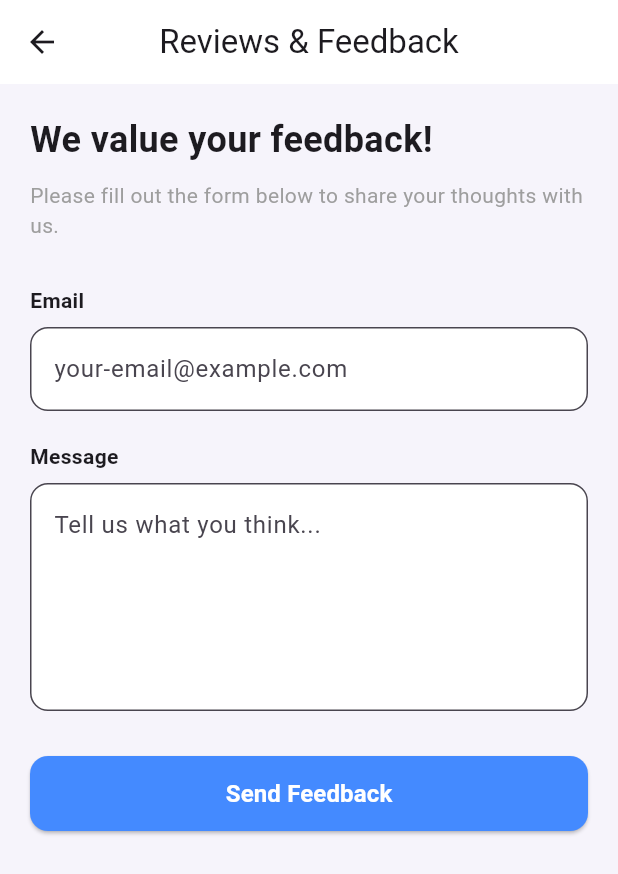
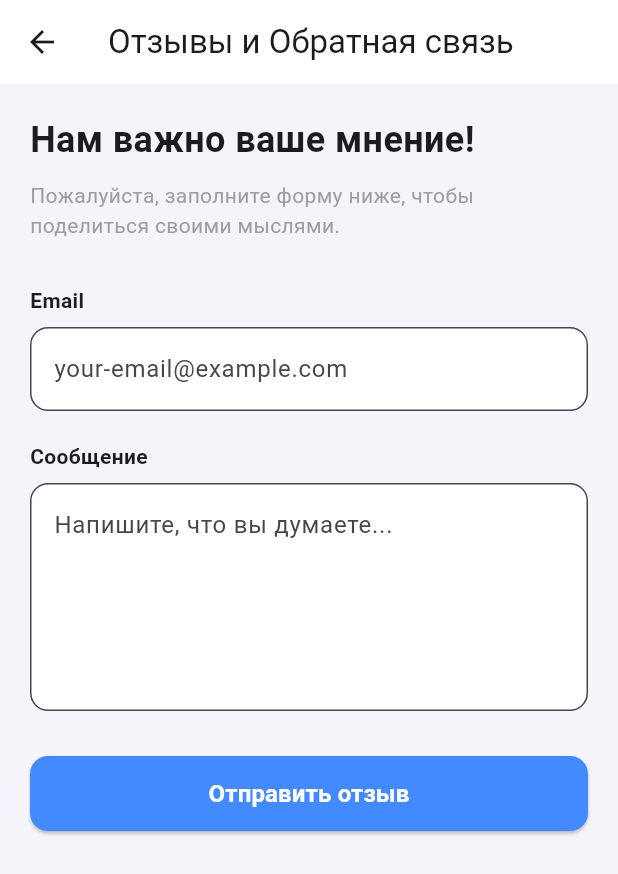
Before and after one commit to dkim50620-maker/kalendari, a Flutter app: the ReviewsScreen screen opened directly, on a phone screen of 412 x 824 dp. Shown: the top 874 px of the screen. Run offline on Flutter 3.47's test engine with Material 3 defaults, Android fonts, the phone set to English and light mode, and no system bars.

Commit message:
Initial Flutter project

```diff
--- a/lib/screens/reviews_screen.dart
+++ b/lib/screens/reviews_screen.dart
@@ -24,7 +24,7 @@ class _ReviewsScreenState extends State<ReviewsScreen> {
 
     try {
       final response = await http.post(
-        Uri.parse('https://formspree.io/f/xnjvvpjz'),
+        Uri.parse('https://formspree.io/f/maqjdnap'),
         headers: {
           'Content-Type': 'application/json',
           'Accept': 'application/json',
@@ -36,22 +36,26 @@ class _ReviewsScreenState extends State<ReviewsScreen> {
       );
 
       if (response.statusCode == 200) {
+        if (!mounted) return;
         ScaffoldMessenger.of(context).showSnackBar(
-          const SnackBar(content: Text('Feedback sent successfully!'), backgroundColor: Colors.green),
+          const SnackBar(content: Text('Отзыв успешно отправлен!'), backgroundColor: Colors.green),
         );
         _emailController.clear();
         _messageController.clear();
       } else {
-        throw Exception('Failed to send feedback');
+        throw Exception('Ошибка при отправке');
       }
     } catch (e) {
+      if (!mounted) return;
       ScaffoldMessenger.of(context).showSnackBar(
-        const SnackBar(content: Text('Error sending feedback. Please try again.'), backgroundColor: Colors.red),
+        const SnackBar(content: Text('Ошибка отправки. Попробуйте еще раз.'), backgroundColor: Colors.red),
       );
     } finally {
-      setState(() {
-        _isLoading = false;
-      });
+      if (mounted) {
+        setState(() {
+          _isLoading = false;
+        });
+      }
     }
   }
 
@@ -60,7 +64,7 @@ class _ReviewsScreenState extends State<ReviewsScreen> {
     return Scaffold(
       backgroundColor: const Color(0xFFF6F4FB),
       appBar: AppBar(
-        title: const Text('Reviews & Feedback'),
+        title: const Text('Отзывы и Обратная связь'),
         centerTitle: true,
         backgroundColor: Colors.white,
         elevation: 0,
@@ -73,12 +77,12 @@ class _ReviewsScreenState extends State<ReviewsScreen> {
             crossAxisAlignment: CrossAxisAlignment.start,
             children: [
               const Text(
-                'We value your feedback!',
+                'Нам важно ваше мнение!',
                 style: TextStyle(fontSize: 24, fontWeight: FontWeight.bold),
               ),
               const SizedBox(height: 10),
               const Text(
-                'Please fill out the form below to share your thoughts with us.',
+                'Пожалуйста, заполните форму ниже, чтобы поделиться своими мыслями.',
                 style: TextStyle(fontSize: 14, color: Colors.grey),
               ),
               const SizedBox(height: 30),
@@ -98,19 +102,19 @@ class _ReviewsScreenState extends State<ReviewsScreen> {
                 ),
                 validator: (value) {
                   if (value == null || value.isEmpty || !value.contains('@')) {
-                    return 'Please enter a valid email';
+                    return 'Введите корректный email';
                   }
                   return null;
                 },
               ),
               const SizedBox(height: 20),
-              const Text('Message', style: TextStyle(fontWeight: FontWeight.bold)),
+              const Text('Сообщение', style: TextStyle(fontWeight: FontWeight.bold)),
               const SizedBox(height: 8),
               TextFormField(
                 controller: _messageController,
                 maxLines: 5,
                 decoration: InputDecoration(
-                  hintText: 'Tell us what you think...',
+                  hintText: 'Напишите, что вы думаете...',
                   filled: true,
                   fillColor: Colors.white,
                   border: OutlineInputBorder(
@@ -120,7 +124,7 @@ class _ReviewsScreenState extends State<ReviewsScreen> {
                 ),
                 validator: (value) {
                   if (value == null || value.isEmpty) {
-                    return 'Please enter a message';
+                    return 'Введите сообщение';
                   }
                   return null;
                 },
@@ -140,7 +144,7 @@ class _ReviewsScreenState extends State<ReviewsScreen> {
                   ),
                   child: _isLoading
                       ? const CircularProgressIndicator(color: Colors.white)
-                      : const Text('Send Feedback', style: TextStyle(fontSize: 16, fontWeight: FontWeight.bold)),
+                      : const Text('Отправить отзыв', style: TextStyle(fontSize: 16, fontWeight: FontWeight.bold)),
                 ),
               ),
             ],
```
